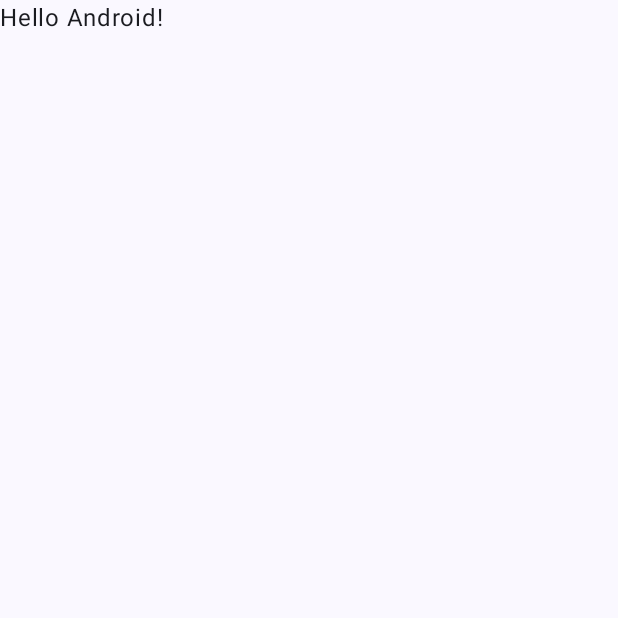
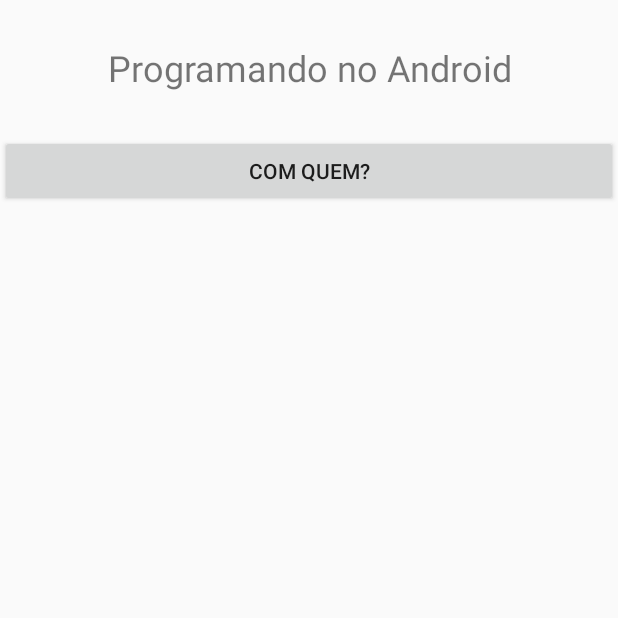
Before and after one commit to JosePaulo1990/PDM1_Aula04_Exemplo1_Texto, an Android app built with Jetpack Compose: the screen it shows after launch (MainActivity), on a phone screen of 412 x 824 dp, the top half of it. Before the commit the part shown is almost empty. Run offline under Robolectric (Android 15) with nearby library versions, the phone set to English and light mode, and no system bars.

Commit message:
Versão 1.0

```diff
--- a/app/src/main/java/com/example/pdm1_aula04_exemplo1_texto/MainActivity.kt
+++ b/app/src/main/java/com/example/pdm1_aula04_exemplo1_texto/MainActivity.kt
@@ -2,46 +2,20 @@ package com.example.pdm1_aula04_exemplo1_texto
 
 import android.os.Bundle
 import androidx.activity.ComponentActivity
-import androidx.activity.compose.setContent
-import androidx.activity.enableEdgeToEdge
-import androidx.compose.foundation.layout.fillMaxSize
-import androidx.compose.foundation.layout.padding
-import androidx.compose.material3.Scaffold
-import androidx.compose.material3.Text
-import androidx.compose.runtime.Composable
-import androidx.compose.ui.Modifier
-import androidx.compose.ui.tooling.preview.Preview
-import com.example.pdm1_aula04_exemplo1_texto.ui.theme.PDM1_Aula04_Exemplo1_TextoTheme
+import android.widget.Button
+import android.widget.TextView
 
 class MainActivity : ComponentActivity() {
     override fun onCreate(savedInstanceState: Bundle?) {
         super.onCreate(savedInstanceState)
-        enableEdgeToEdge()
-        setContent {
-            PDM1_Aula04_Exemplo1_TextoTheme {
-                Scaffold(modifier = Modifier.fillMaxSize()) { innerPadding ->
-                    Greeting(
-                        name = "Android",
-                        modifier = Modifier.padding(innerPadding)
-                    )
-                }
-            }
+        setContentView(R.layout.activity_main)
+
+        // Referenciando o TextView e o Button
+        val textView: TextView = findViewById(R.id.textView)
+        val button: Button = findViewById(R.id.button)
+
+        button.setOnClickListener { // Definindo o evento de clique do botão
+            textView.text = "Prof. José Paulo" // Alterando o texto do TextView
         }
     }
 }
-
-@Composable
-fun Greeting(name: String, modifier: Modifier = Modifier) {
-    Text(
-        text = "Hello $name!",
-        modifier = modifier
-    )
-}
-
-@Preview(showBackground = true)
-@Composable
-fun GreetingPreview() {
-    PDM1_Aula04_Exemplo1_TextoTheme {
-        Greeting("Android")
-    }
-}
```
